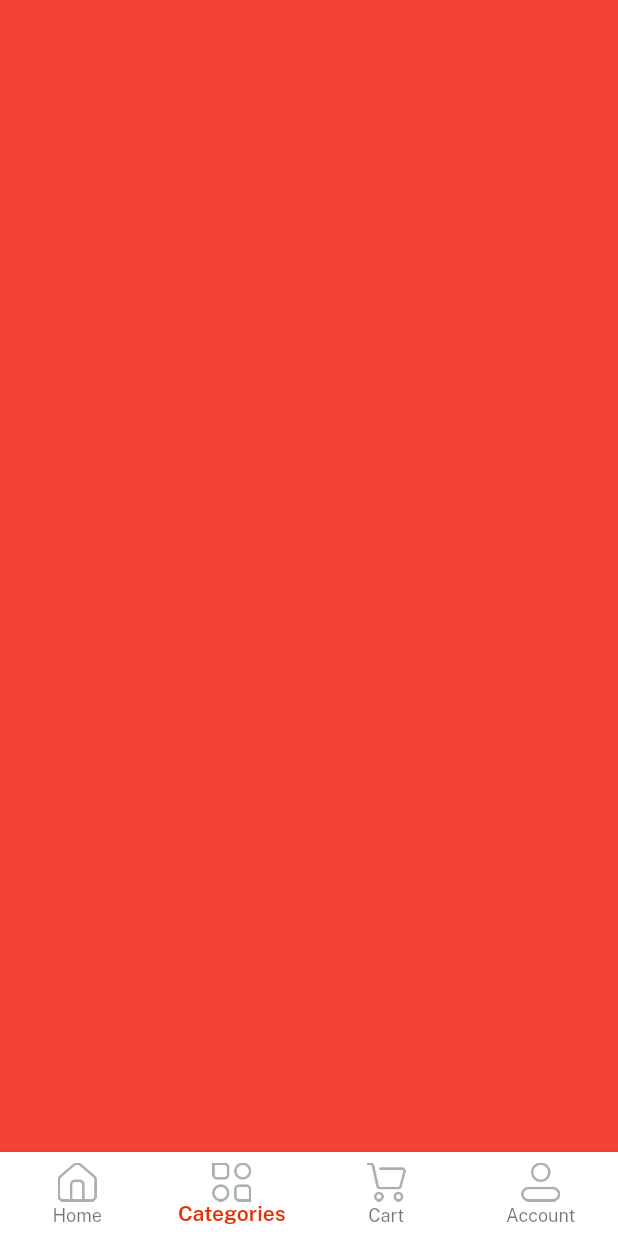
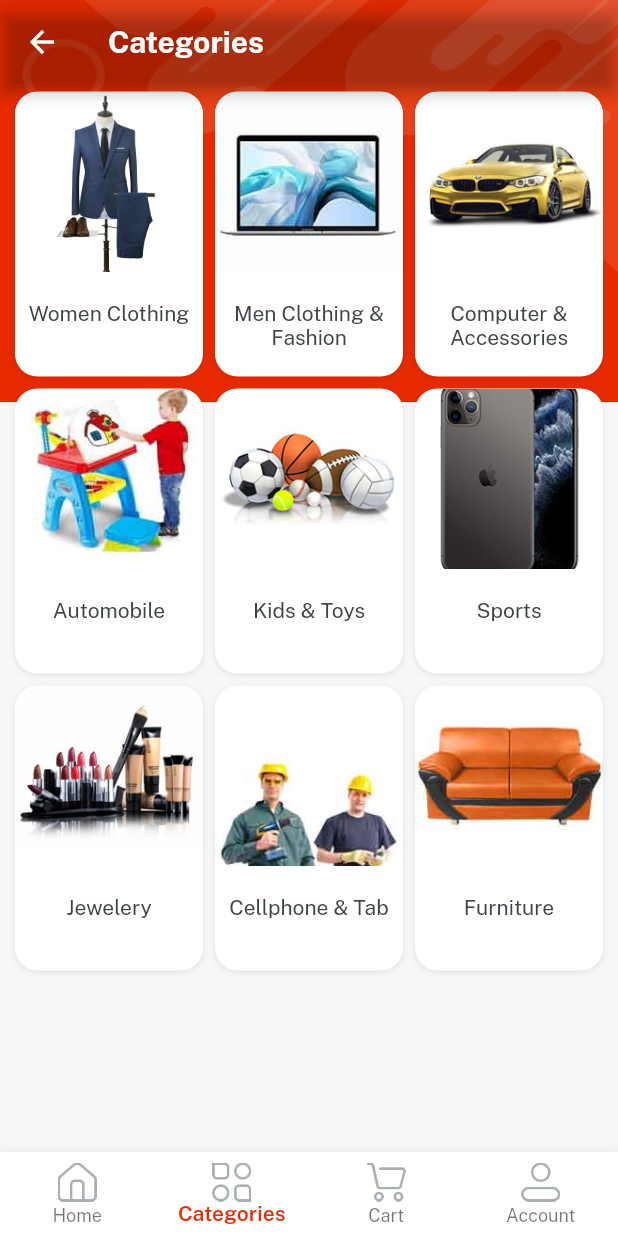
Before and after one commit to Sohag-84/E-MART-App, a Flutter app: the Home screen opened directly, item 2 of the bottom bar chosen, on a phone screen of 412 x 824 dp. Run offline on Flutter 3.47's test engine with Material 2 defaults, Android fonts, the phone set to English and light mode, and no system bars; our stand-ins replace get, velocity_x.

Commit message:
categories screen is designed

```diff
--- a/lib/consts/list.dart
+++ b/lib/consts/list.dart
@@ -1,12 +1,36 @@
 import 'package:e_mart_app/consts/consts.dart';
 
-const socialIconList = [icFacebookLogo,icGoogleLogo,icTwitterLogo];
+const socialIconList = [icFacebookLogo, icGoogleLogo, icTwitterLogo];
 //for slider
-const sliderList = [imgSlider1,imgSlider2,imgSlider3,imgSlider4];
-const secondSliderList = [imgSs1,imgSs2,imgSs3,imgSs4];
+const sliderList = [imgSlider1, imgSlider2, imgSlider3, imgSlider4];
+const secondSliderList = [imgSs1, imgSs2, imgSs3, imgSs4];
 
 //for featured
-const featuredImageList1 = [imgS1,imgS2,imgS3];
-const featuredImageList2 = [imgS4,imgS5,imgS6];
-const featuredTitleList1 =[womenDresses,girlsDresses,girlsWatches];
-const featuredTitleList2 =[boysGlasses,mobilePhone,tShirts];
+const featuredImageList1 = [imgS1, imgS2, imgS3];
+const featuredImageList2 = [imgS4, imgS5, imgS6];
+const featuredTitleList1 = [womenDresses, girlsDresses, girlsWatches];
+const featuredTitleList2 = [boysGlasses, mobilePhone, tShirts];
+
+// for categories
+const categoriesList = [
+  womenClothing,
+  menClothingFashion,
+  computerAccessories,
+  automobile,
+  kidsToys,
+  sports,
+  jewelery,
+  cellphone,
+  furniture,
+];
+const categoriesImageList = [
+  imgFc1,
+  imgFc2,
+  imgFc3,
+  imgFc4,
+  imgFc5,
+  imgFc6,
+  imgFc7,
+  imgFc8,
+  imgFc9,
+];
--- a/lib/consts/strings.dart
+++ b/lib/consts/strings.dart
@@ -36,3 +36,14 @@ const topSeller = "Top Sellers",
     tShirts = "T-shirts",
     girlsDresses = "Girls Dresses",
     featuredProduct = "Featured Product";
+
+//categories screen strings
+const womenClothing = "Women Clothing",
+    menClothingFashion = "Men Clothing & Fashion",
+    computerAccessories = "Computer & Accessories",
+    automobile = "Automobile",
+    kidsToys = "Kids & Toys",
+    sports = "Sports",
+    jewelery = "Jewelery",
+    cellphone = "Cellphone & Tab",
+    furniture = "Furniture";
--- a/lib/views/screens/categories_screen.dart
+++ /dev/null
@@ -1,12 +0,0 @@
-import 'package:e_mart_app/consts/consts.dart';
-
-class CategoriesScreen extends StatelessWidget {
-  const CategoriesScreen({Key? key}) : super(key: key);
-
-  @override
-  Widget build(BuildContext context) {
-    return Container(
-      color: Colors.red,
-    );
-  }
-}
--- /dev/null
+++ b/lib/views/screens/categories_screen/categories_screen.dart
@@ -0,0 +1,50 @@
+// ignore_for_file: prefer_const_constructors
+
+import 'package:e_mart_app/consts/consts.dart';
+import 'package:e_mart_app/consts/list.dart';
+
+class CategoriesScreen extends StatelessWidget {
+  const CategoriesScreen({Key? key}) : super(key: key);
+
+  @override
+  Widget build(BuildContext context) {
+    return bgWidget(
+      child: Scaffold(
+        appBar: AppBar(
+          title: categories.text.fontFamily(bold).white.make(),
+        ),
+        body: Padding(
+          padding: const EdgeInsets.symmetric(horizontal: 10.0, vertical: 5),
+          child: GridView.builder(
+            shrinkWrap: true,
+            itemCount: 9,
+            gridDelegate: SliverGridDelegateWithFixedCrossAxisCount(
+              crossAxisCount: 3,
+              mainAxisExtent: 190,
+              crossAxisSpacing: 8,
+              mainAxisSpacing: 8,
+            ),
+            itemBuilder: (context, index) {
+              return Column(
+                children: [
+                  Image.asset(
+                    categoriesImageList[index],
+                    width: 200,
+                    height: 120,
+                    fit: BoxFit.cover,
+                  ),
+                  20.heightBox,
+                  categoriesList[index]
+                      .text
+                      .color(darkFontGrey)
+                      .align(TextAlign.center)
+                      .make(),
+                ],
+              ).box.white.clip(Clip.antiAlias).rounded.outerShadow.make();
+            },
+          ),
+        ),
+      ),
+    );
+  }
+}
--- a/lib/views/screens/home.dart
+++ b/lib/views/screens/home.dart
@@ -2,7 +2,7 @@
 
 import 'package:e_mart_app/consts/consts.dart';
 import 'package:e_mart_app/controller/home_controller.dart';
-import 'package:e_mart_app/views/screens/categories_screen.dart';
+import 'package:e_mart_app/views/screens/categories_screen/categories_screen.dart';
 import 'package:e_mart_app/views/screens/home_screen/home_screen.dart';
 
 import 'cart_screen.dart';
```
Also changed, not shown: lib/views/screens/categories_screen/categories_details.dart (added).
